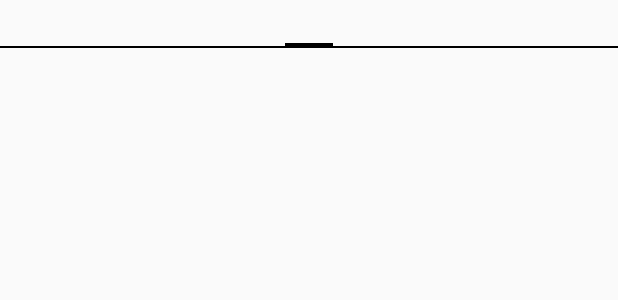
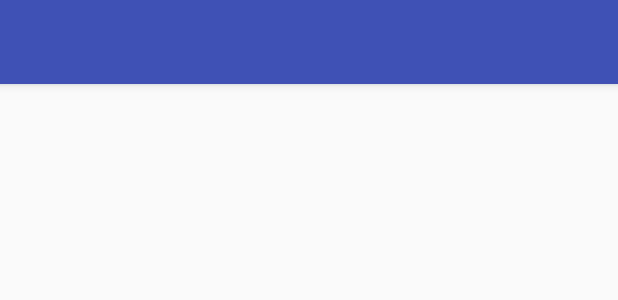
Before and after one commit to irmabf/WeatherKC, an Android app: the layout activity_city_pager.xml on its own in the app's theme, with its tools: preview values and no code run, on a phone screen of 412 x 824 dp. Shown: the top 300 px of the screen. Run offline under Robolectric (Android 15) with nearby library versions, the phone set to English and light mode, and no system bars.

Commit message:
In activity_city_pager change the ConstraintLayout to CoordinatorLayout and set an AppBarLayout as a container for a toolbar

```diff
--- a/app/src/main/res/layout/activity_city_pager.xml
+++ b/app/src/main/res/layout/activity_city_pager.xml
@@ -1,10 +1,23 @@
 <?xml version="1.0" encoding="utf-8"?>
-<android.support.constraint.ConstraintLayout xmlns:android="http://schemas.android.com/apk/res/android"
+<!-- Vamos a construir una especie de plantilla muy común en MDesign
+  que es un CoordinatorLayout que tiene un dentro un AppBarLayout que es el contenedor de una Toolbar-->
+<android.support.design.widget.CoordinatorLayout xmlns:android="http://schemas.android.com/apk/res/android"
     xmlns:app="http://schemas.android.com/apk/res-auto"
     xmlns:tools="http://schemas.android.com/tools"
     android:layout_width="match_parent"
     android:layout_height="match_parent"
     tools:context=".activity.CityPagerActivity">
+    <!--El AppBarLayout sirve para hacer efectos con la Toolbar, por ejemplo efectos de que crece, de que se esconde ... -->
+    <android.support.design.widget.AppBarLayout
+        android:layout_width="match_parent"
+        android:layout_height="wrap_content">
+        <android.support.v7.widget.Toolbar
+            android:id="@+id/toolbar"
+            android:layout_width="match_parent"
+            android:layout_height="wrap_content"
+            android:background="?attr/colorPrimary"
+            />
+    </android.support.design.widget.AppBarLayout>
 
     <android.support.v4.view.ViewPager
         android:id="@+id/view_pager"
@@ -21,4 +34,4 @@
 
     </android.support.v4.view.ViewPager>
 
-</android.support.constraint.ConstraintLayout>
+</android.support.design.widget.CoordinatorLayout>
```
